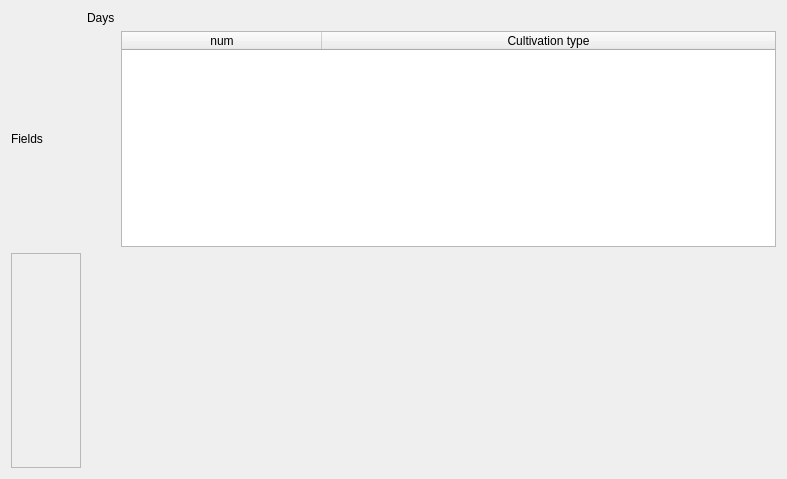
hudaszekpiotr/InzynierkaProgram, file gui/result.ui: the form before one commit.
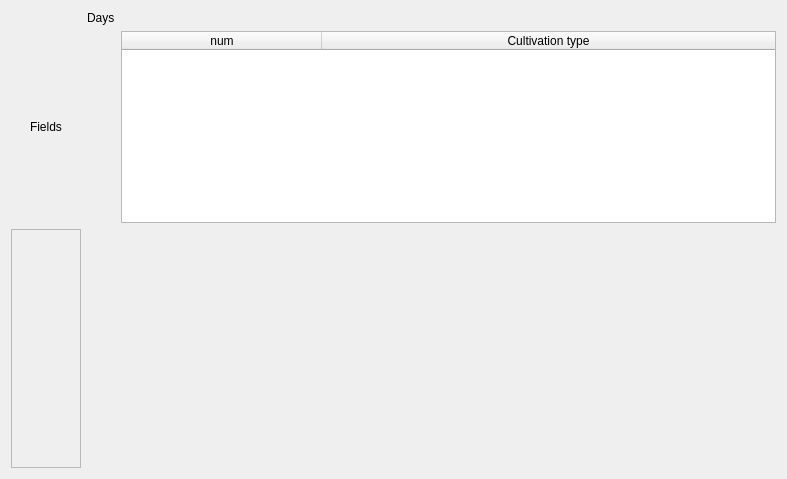
The form after the commit.

The edit to the form file:
```diff
--- a/gui/result.ui
+++ b/gui/result.ui
@@ -35,6 +35,12 @@
     <layout class="QHBoxLayout" name="horizontalLayout_2">
      <item>
       <widget class="QLabel" name="label_2">
+       <property name="sizePolicy">
+        <sizepolicy hsizetype="Fixed" vsizetype="Fixed">
+         <horstretch>0</horstretch>
+         <verstretch>0</verstretch>
+        </sizepolicy>
+       </property>
        <property name="text">
         <string>Fields</string>
        </property>
@@ -87,8 +93,8 @@
        <rect>
         <x>0</x>
         <y>0</y>
-        <width>69</width>
-        <height>126</height>
+        <width>73</width>
+        <height>123</height>
        </rect>
       </property>
       <layout class="QVBoxLayout" name="verticalLayout_2"/>
```
Left out of the diff: 2 changed lines with no effect on the pictures.
